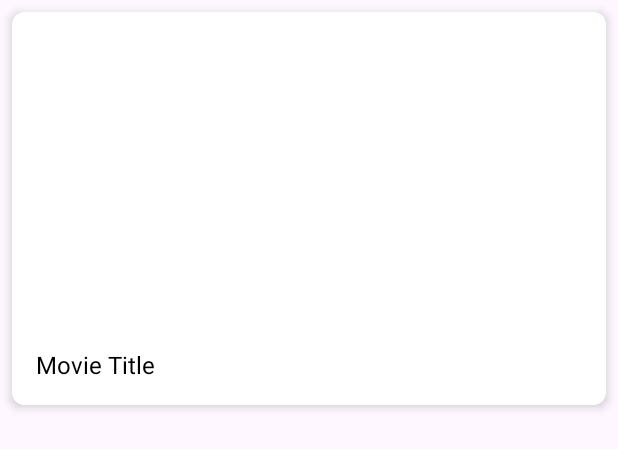
After one commit to normansanchezn/TheMovieApp, an Android app: the layout item_movie_view.xml on its own in the app's theme, with its tools: preview values and no code run, on a phone screen of 412 x 824 dp. The commit adds this screen. Shown: the top 449 px of the screen. Run offline under Robolectric (Android 15) with nearby library versions, the phone set to English and light mode, and no system bars; network calls fail.

Commit message:
[🐛] MVP

```diff
--- a/app/build.gradle.kts
+++ b/app/build.gradle.kts
@@ -26,9 +26,6 @@ android {
     }
 
     buildTypes {
-        debug {
-
-        }
         release {
             isMinifyEnabled = false
             proguardFiles(
@@ -64,6 +61,7 @@ dependencies {
 
     // Glide
     implementation(libs.glide)
+    kapt("com.github.bumptech.glide:compiler:4.14.2")
 
     // ROOM
     implementation(libs.roomRuntime)
--- a/app/src/main/java/com/example/themovieapp/TheMovieApp.kt
+++ b/app/src/main/java/com/example/themovieapp/TheMovieApp.kt
@@ -2,7 +2,6 @@ package com.example.themovieapp
 
 import android.app.Application
 import com.example.themovieapp.di.appModule
-import com.example.themovieapp.di.viewModelModule
 import org.koin.android.ext.koin.androidContext
 import org.koin.android.ext.koin.androidLogger
 import org.koin.core.context.startKoin
@@ -15,7 +14,7 @@ class TheMovieApp: Application() {
         startKoin {
             androidLogger()
             androidContext(this@TheMovieApp)
-            modules(appModule, viewModelModule)
+            modules(appModule)
         }
     }
 }
--- /dev/null
+++ b/app/src/main/res/layout/item_movie_view.xml
@@ -0,0 +1,33 @@
+<?xml version="1.0" encoding="utf-8"?>
+<androidx.cardview.widget.CardView xmlns:android="http://schemas.android.com/apk/res/android"
+    xmlns:app="http://schemas.android.com/apk/res-auto"
+    xmlns:tools="http://schemas.android.com/tools"
+    android:layout_width="match_parent"
+    android:layout_height="wrap_content"
+    android:layout_margin="8dp"
+    app:cardCornerRadius="8dp"
+    app:cardElevation="4dp">
+
+    <LinearLayout
+        android:orientation="vertical"
+        android:layout_width="match_parent"
+        android:layout_height="wrap_content"
+        android:padding="16dp">
+
+        <ImageView
+            android:id="@+id/movie_image"
+            android:layout_width="match_parent"
+            android:layout_height="200dp"
+            android:contentDescription="@string/movie_poster_desc" />
+
+        <TextView
+            android:id="@+id/movie_title"
+            android:layout_width="wrap_content"
+            android:layout_height="wrap_content"
+            tools:text="Movie Title"
+            android:textSize="16sp"
+            android:layout_marginTop="8dp"
+            android:textColor="@android:color/black" />
+
+    </LinearLayout>
+</androidx.cardview.widget.CardView>
```
Also changed, not shown: app/src/main/java/com/example/themovieapp/di/KoinModule.kt (+5 -6 lines), app/src/main/java/com/example/themovieapp/di/providers.kt (deleted, +0 -20 lines), app/src/main/java/com/example/themovieapp/presentation/customview/MovieItem.kt (+32 -1 lines), app/src/main/java/com/example/themovieapp/presentation/extensions/ViewExtensions.kt (added, +11 -0 lines), app/src/main/java/com/example/themovieapp/presentation/ui/MainActivity.kt (+7 -4 lines), app/src/main/java/com/example/themovieapp/presentation/ui/adapter/MovieAdapter.kt (+11 -5 lines), app/src/main/res/layout/activity_main.xml (+6 -1 lines), app/src/main/res/layout/item_movie.xml (deleted, +0 -26 lines), 1 other file.
